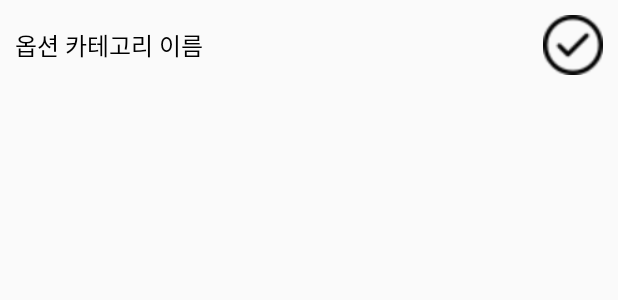
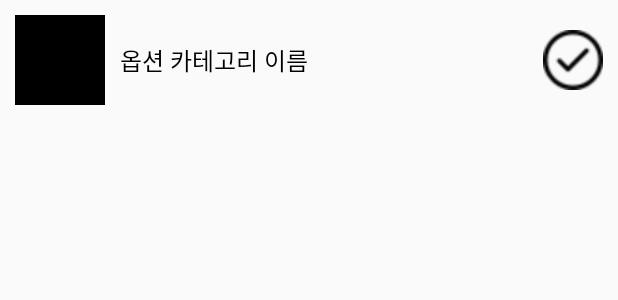
Before and after one commit to heukhyeon/OrderService, an Android app: the layout item_menuitem_option_row.xml on its own in the app's theme, with its tools: preview values and no code run, on a phone screen of 412 x 824 dp. Shown: the top 300 px of the screen. Run offline under Robolectric (Android 15) with nearby library versions, the phone set to English and light mode, and no system bars.

Commit message:
Option Row Thumbnail

```diff
--- a/app/src/main/java/kr/evalon/orderservice/scene/order/option/OptionSelectAdapter.kt
+++ b/app/src/main/java/kr/evalon/orderservice/scene/order/option/OptionSelectAdapter.kt
@@ -40,7 +40,6 @@ class OptionSelectAdapter : DataBindAdapter(),
             else -> headerIndexes[matchIndex]
         }
         val header = buffer[realIndex]
-        println("Pos : $position / index 1 : $realIndex /index 2 : ${headerIndexes[realIndex]}, headrs : ${headerIndexes.joinToString()}")
         when (holder) {
             is OptionHeaderViewHolder -> holder.bind(header)
             is OptionRowViewHolder -> {
--- a/app/src/main/res/layout/item_menuitem_option_row.xml
+++ b/app/src/main/res/layout/item_menuitem_option_row.xml
@@ -11,13 +11,20 @@
         android:layout_height="wrap_content"
         android:orientation="horizontal"
         android:onClick="@{(v)->vm.select()}"
+        android:gravity="center_vertical"
         android:padding="10dp">
+        <ImageView
+            android:layout_width="60dp"
+            android:layout_height="60dp"
+            tools:src="#000"
+            customImgBuilder="@{vm::createOptionThumbnail}"/>
        <TextView
            android:layout_width="0dp"
            android:layout_height="wrap_content"
            android:maxLines="1"
            android:ellipsize="end"
            android:layout_weight="1"
+           android:layout_marginStart="10dp"
            android:layout_gravity="center_vertical"
            android:text="@{vm.model.name}"
            android:textColor="#000"
```
Also changed, not shown: app/src/main/java/kr/evalon/orderservice/BindEx.kt (+13 -0 lines), app/src/main/java/kr/evalon/orderservice/scene/order/option/OptionSelectRowVm.kt (+7 -0 lines).
